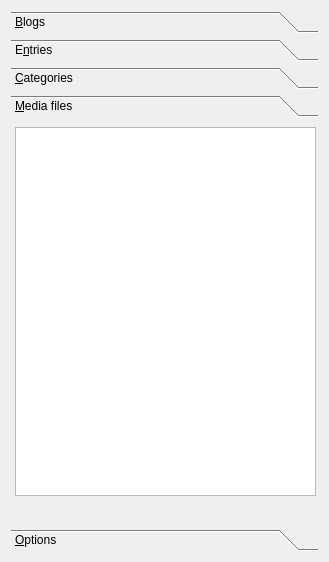
Old version of the form src/toolboxbase.ui in the repository mtux/bilbo.
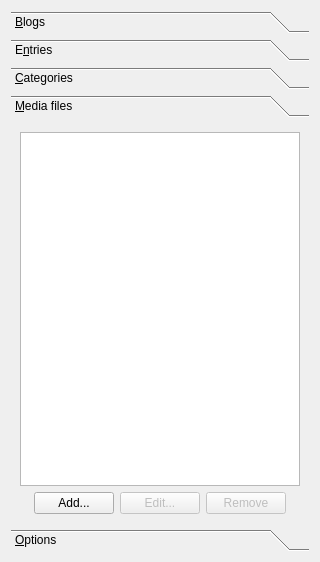
New version of the form. The open tabs and pages were chosen to show the change. Custom widgets are drawn as their Qt base class.

Commit message: Toolbox tooltips resized to 9pt, buttons for media actions added to toolbox, address for bug reporting changed.

The edit to the form file:
```diff
--- a/src/toolboxbase.ui
+++ b/src/toolboxbase.ui
@@ -5,7 +5,7 @@
    <rect>
     <x>0</x>
     <y>0</y>
-    <width>329</width>
+    <width>320</width>
     <height>562</height>
    </rect>
   </property>
@@ -396,38 +396,100 @@
          <rect>
           <x>0</x>
           <y>0</y>
-          <width>309</width>
-          <height>412</height>
+          <width>300</width>
+          <height>397</height>
          </rect>
         </property>
         <attribute name="label" >
          <string>&amp;Media files</string>
         </attribute>
-        <widget class="KListWidget" name="lstMediaList" >
-         <property name="geometry" >
-          <rect>
-           <x>4</x>
-           <y>4</y>
-           <width>301</width>
-           <height>369</height>
-          </rect>
-         </property>
-         <property name="editTriggers" >
-          <set>QAbstractItemView::NoEditTriggers</set>
-         </property>
-         <property name="showDropIndicator" stdset="0" >
-          <bool>false</bool>
-         </property>
-         <property name="alternatingRowColors" >
-          <bool>true</bool>
-         </property>
-         <property name="selectionBehavior" >
-          <enum>QAbstractItemView::SelectRows</enum>
-         </property>
-         <property name="wordWrap" >
-          <bool>true</bool>
-         </property>
-        </widget>
+        <layout class="QGridLayout" name="gridLayout_3" >
+         <item row="0" column="0" >
+          <widget class="KListWidget" name="lstMediaList" >
+           <property name="editTriggers" >
+            <set>QAbstractItemView::NoEditTriggers</set>
+           </property>
+           <property name="showDropIndicator" stdset="0" >
+            <bool>false</bool>
+           </property>
+           <property name="alternatingRowColors" >
+            <bool>true</bool>
+           </property>
+           <property name="selectionBehavior" >
+            <enum>QAbstractItemView::SelectRows</enum>
+           </property>
+           <property name="wordWrap" >
+            <bool>true</bool>
+           </property>
+          </widget>
+         </item>
+         <item row="1" column="0" >
+          <layout class="QHBoxLayout" name="horizontalLayout_8" >
+           <item>
+            <spacer name="horizontalSpacer_8" >
+             <property name="orientation" >
+              <enum>Qt::Horizontal</enum>
+             </property>
+             <property name="sizeHint" stdset="0" >
+              <size>
+               <width>40</width>
+               <height>20</height>
+              </size>
+             </property>
+            </spacer>
+           </item>
+           <item>
+            <widget class="KPushButton" name="btnMediaAdd" >
+             <property name="toolTip" >
+              <string>Add a Media file to Blog</string>
+             </property>
+             <property name="text" >
+              <string>Add...</string>
+             </property>
+            </widget>
+           </item>
+           <item>
+            <widget class="KPushButton" name="btnMediaEdit" >
+             <property name="enabled" >
+              <bool>false</bool>
+             </property>
+             <property name="toolTip" >
+              <string>Edit selected media file</string>
+             </property>
+             <property name="text" >
+              <string>Edit...</string>
+             </property>
+            </widget>
+           </item>
+           <item>
+            <widget class="KPushButton" name="btnMediaRemove" >
+             <property name="enabled" >
+              <bool>false</bool>
+             </property>
+             <property name="toolTip" >
+              <string>Remove selected media file</string>
+             </property>
+             <property name="text" >
+              <string>Remove</string>
+             </property>
+            </widget>
+           </item>
+           <item>
+            <spacer name="horizontalSpacer_9" >
+             <property name="orientation" >
+              <enum>Qt::Horizontal</enum>
+             </property>
+             <property name="sizeHint" stdset="0" >
+              <size>
+               <width>40</width>
+               <height>20</height>
+              </size>
+             </property>
+            </spacer>
+           </item>
+          </layout>
+         </item>
+        </layout>
        </widget>
        <widget class="QWidget" name="pgOptions" >
         <property name="geometry" >
```
Left out of the diff: 75 changed lines with no effect on the pictures. The commit also changes 3 other files.
